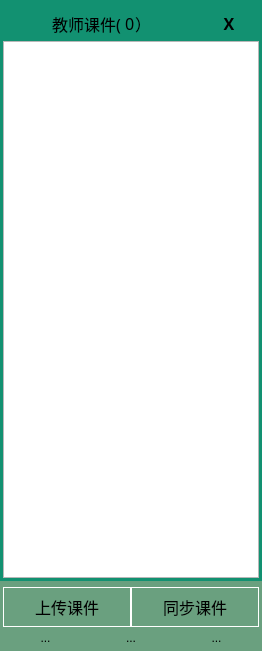
The window that QtClassClient/coursewarewidget.ui (ideallx/serveree) describes before a commit, drawn with Qt 5.
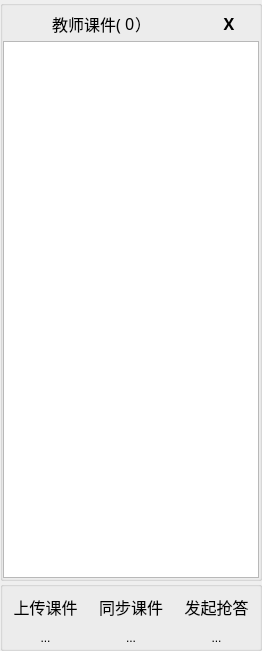
The same window after the commit. Icons and pictures are not drawn.

The edit to the form file:
```diff
--- a/QtClassClient/coursewarewidget.ui
+++ b/QtClassClient/coursewarewidget.ui
@@ -20,21 +20,7 @@
    <string>Form</string>
   </property>
   <property name="styleSheet">
-   <string notr="true">QGroupBox#gbCourseware {
-	background-color: rgb(18, 145, 113);
-	border: none;
-}
-
-QToolButton#tbUpload, #tbSync {	
-	border-style: outset;
-	border-width: 1px;
-	border-color: white;
-}
-
-QGroupBox#gbTools {
-	background-color: rgb(106, 160, 127);
-	border: none;
-}</string>
+   <string notr="true"/>
   </property>
   <layout class="QVBoxLayout" name="verticalLayout_3">
    <property name="spacing">
@@ -305,6 +291,43 @@
           </property>
          </widget>
         </item>
+        <item>
+         <widget class="QToolButton" name="tbRace">
+          <property name="sizePolicy">
+           <sizepolicy hsizetype="Expanding" vsizetype="Fixed">
+            <horstretch>0</horstretch>
+            <verstretch>0</verstretch>
+           </sizepolicy>
+          </property>
+          <property name="minimumSize">
+           <size>
+            <width>0</width>
+            <height>40</height>
+           </size>
+          </property>
+          <property name="font">
+           <font>
+            <family>微软雅黑</family>
+            <pointsize>12</pointsize>
+           </font>
+          </property>
+          <property name="toolTip">
+           <string>&lt;html&gt;&lt;head/&gt;&lt;body&gt;&lt;p&gt;老师让学生抢答获取屏幕写权限&lt;/p&gt;&lt;/body&gt;&lt;/html&gt;</string>
+          </property>
+          <property name="styleSheet">
+           <string notr="true"/>
+          </property>
+          <property name="text">
+           <string>发起抢答</string>
+          </property>
+          <property name="toolButtonStyle">
+           <enum>Qt::ToolButtonTextOnly</enum>
+          </property>
+          <property name="autoRaise">
+           <bool>true</bool>
+          </property>
+         </widget>
+        </item>
        </layout>
       </item>
       <item>
```
Left out of the diff: 6 changed lines with no effect on the pictures.
